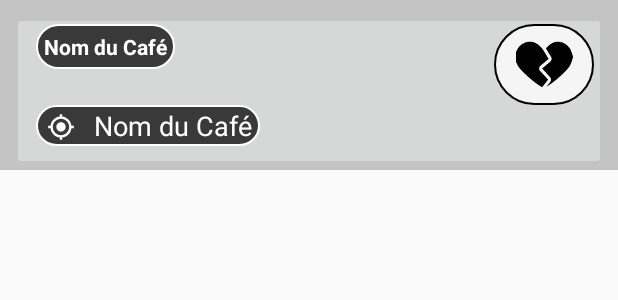
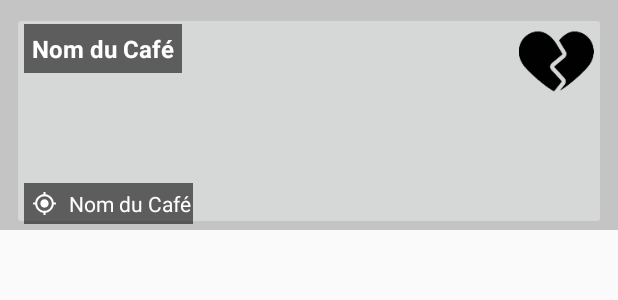
Before and after one commit to WildCodeSchool/toulouse-0918-java-cafeconcert, an Android app: the layout item_bar.xml on its own in the app's theme, with its tools: preview values and no code run, on a phone screen of 412 x 824 dp. Shown: the top 300 px of the screen. Run offline under Robolectric (Android 15) with nearby library versions, the phone set to English and light mode, and no system bars; Roboto replaces fonts that are not available here.

Commit message:
Ajustement list

```diff
--- a/app/src/main/java/fr/wildcodeschool/cafeconcert/BarAdapter.java
+++ b/app/src/main/java/fr/wildcodeschool/cafeconcert/BarAdapter.java
@@ -70,17 +70,7 @@ public class BarAdapter extends ArrayAdapter<Bar> {
         ImageView likeButton = convertView.findViewById(R.id.like_button);
         ImageView dontLikeButton = convertView.findViewById(R.id.dont_like_button);
         ImageView icon = convertView.findViewById(R.id.status_icon);
-        ImageView fondIcon = convertView.findViewById(R.id.fond_icon);
-        ImageView fondAddress = convertView.findViewById(R.id.fond_bar_address);
-        ImageView fondName = convertView.findViewById(R.id.fond_bar_name);
         TextView barAdress = convertView.findViewById(R.id.adress_bar);
-        fondIcon.setBackgroundResource(R.drawable.fond_icone_like);
-        fondName.setBackgroundResource(R.drawable.fond_txt);
-        ImageView iconAdress = convertView.findViewById(R.id.icon_adress);
-        iconAdress.setBackgroundResource(R.drawable.ic_my_location_black_24dp);
-        ConstraintLayout constraintLayout = convertView.findViewById(R.id.drawer_bar);
-        constraintLayout.setBackgroundResource(R.drawable.fondpopup);
-        fondAddress.setBackgroundResource(R.drawable.fond_txt);
         String[] parts = bar.getAddress().split(" ");
         String adressTerm = "";
         for (int i = 0; i < parts.length - 2; i++) {
--- a/app/src/main/res/layout/custom_info_adapter.xml
+++ b/app/src/main/res/layout/custom_info_adapter.xml
@@ -59,9 +59,13 @@
 
     <HorizontalScrollView
         android:id="@+id/horizontalScrollView"
-        android:layout_width="wrap_content"
+        android:layout_width="0dp"
         android:layout_height="wrap_content"
         android:layout_marginBottom="16dp"
+        android:layout_marginEnd="2dp"
+        android:layout_marginLeft="2dp"
+        android:layout_marginRight="2dp"
+        android:layout_marginStart="2dp"
         app:layout_constraintBottom_toBottomOf="parent"
         app:layout_constraintEnd_toEndOf="parent"
         app:layout_constraintHorizontal_bias="0.501"
@@ -69,7 +73,7 @@
         app:layout_constraintTop_toBottomOf="@+id/photoBar">
 
         <LinearLayout
-            android:layout_width="wrap_content"
+            android:layout_width="match_parent"
             android:layout_height="match_parent"
             android:layout_marginLeft="8dp"
             android:orientation="horizontal">
--- a/app/src/main/res/layout/item_bar.xml
+++ b/app/src/main/res/layout/item_bar.xml
@@ -9,81 +9,74 @@
     <ImageButton
         android:id="@+id/image_bar"
         android:layout_width="0dp"
-        android:layout_height="105dp"
+        android:layout_height="145dp"
+        android:layout_marginEnd="8dp"
         android:layout_marginLeft="8dp"
         android:layout_marginRight="8dp"
         android:layout_marginStart="8dp"
-        android:layout_marginEnd="8dp"
         android:layout_marginTop="8dp"
         app:layout_constraintEnd_toEndOf="parent"
         app:layout_constraintStart_toStartOf="parent"
         app:layout_constraintTop_toTopOf="parent" />
 
-    <ImageView
-        android:id="@+id/fond_bar_name"
-        android:layout_width="0dp"
-        android:layout_height="0dp"
-        app:layout_constraintBottom_toBottomOf="@+id/text_bar_name"
-        app:layout_constraintEnd_toEndOf="@+id/text_bar_name"
-        app:layout_constraintStart_toStartOf="@+id/text_bar_name"
-        app:layout_constraintTop_toTopOf="@+id/text_bar_name"
-        app:srcCompat="@drawable/fond_txt" />
-
-    <ImageView
-        android:id="@+id/fond_bar_address"
-        android:layout_width="0dp"
-        android:layout_height="0dp"
-        android:background="@drawable/fond_txt"
-        android:padding="0dp"
-        android:scaleType="fitStart"
-        app:layout_constraintBottom_toBottomOf="@+id/adress_bar"
-        app:layout_constraintEnd_toEndOf="@+id/adress_bar"
-        app:layout_constraintStart_toStartOf="@+id/space"
-        app:layout_constraintTop_toTopOf="@+id/adress_bar" />
-
     <TextView
         android:id="@+id/text_bar_name"
         android:layout_width="wrap_content"
         android:layout_height="0dp"
-        android:layout_marginLeft="24dp"
-        android:layout_marginStart="24dp"
+        android:layout_marginLeft="8dp"
+        android:layout_marginStart="8dp"
         android:layout_marginTop="16dp"
+        android:background="@color/common_google_signin_btn_text_light_focused"
         android:padding="5dp"
         android:text="@string/nom_du_cafe"
         android:textColor="@android:color/white"
+        android:textSize="16sp"
         android:textStyle="bold"
-        app:layout_constraintStart_toStartOf="parent"
+        app:layout_constraintStart_toStartOf="@+id/image_bar"
         app:layout_constraintTop_toTopOf="parent" />
+
+    <ImageView
+        android:id="@+id/status_icon"
+        android:layout_width="50dp"
+        android:layout_height="50dp"
+        android:layout_marginEnd="8dp"
+        android:layout_marginRight="8dp"
+        android:layout_marginTop="8dp"
+        app:layout_constraintEnd_toEndOf="@+id/image_bar"
+        app:layout_constraintTop_toTopOf="@+id/image_bar"
+        app:srcCompat="@drawable/love_break_ping" />
+
+    <ImageView
+        android:id="@+id/icon_adress"
+        android:layout_width="0dp"
+        android:layout_height="27dp"
+        android:layout_marginBottom="8dp"
+        android:layout_marginLeft="8dp"
+        android:layout_marginStart="8dp"
+        android:background="@color/common_google_signin_btn_text_light_focused"
+        android:cropToPadding="false"
+        android:padding="5dp"
+        android:scaleType="fitStart"
+        app:layout_constraintBottom_toBottomOf="@+id/image_bar"
+        app:layout_constraintEnd_toEndOf="@+id/adress_bar"
+        app:layout_constraintStart_toStartOf="@+id/image_bar"
+        app:layout_constraintTop_toTopOf="@+id/adress_bar"
+        app:srcCompat="@drawable/ic_my_location_black_24dp" />
 
     <TextView
         android:id="@+id/adress_bar"
         android:layout_width="wrap_content"
         android:layout_height="wrap_content"
-        android:layout_marginBottom="16dp"
+        android:layout_marginBottom="8dp"
         android:layout_marginLeft="8dp"
         android:layout_marginStart="8dp"
-        android:paddingBottom="1dp"
-        android:paddingLeft="1dp"
-        android:paddingRight="5dp"
-        android:paddingTop="1dp"
+        android:paddingLeft="30dp"
+        android:paddingRight="1dp"
         android:text="@string/nom_du_cafe"
         android:textColor="@android:color/white"
-        android:textSize="18sp"
+        android:textSize="14sp"
         app:layout_constraintBottom_toBottomOf="@+id/image_bar"
-        app:layout_constraintStart_toEndOf="@+id/icon_adress" />
-
-    <ImageView
-        android:id="@+id/icon_adress"
-        android:layout_width="25dp"
-        android:layout_height="25dp"
-        android:cropToPadding="false"
-        android:padding="3dp"
-        android:scaleType="fitCenter"
-        app:layout_constraintBottom_toBottomOf="@+id/fond_bar_address"
-        app:layout_constraintStart_toEndOf="@+id/space"
-        app:layout_constraintTop_toTopOf="@+id/fond_bar_address"
-        app:layout_constraintVertical_bias="1.0"
-        app:srcCompat="@drawable/ic_my_location_black_24dp" />
+        app:layout_constraintStart_toStartOf="@+id/image_bar" />
 
     <android.support.constraint.ConstraintLayout
         android:id="@+id/drawer_bar"
@@ -213,57 +206,5 @@
 
     </android.support.constraint.ConstraintLayout>
 
-    <ImageView
-        android:id="@+id/fond_icon"
-        android:layout_width="0dp"
-        android:layout_height="0dp"
-        android:layout_marginEnd="8dp"
-        android:layout_marginRight="8dp"
-        app:layout_constraintBottom_toTopOf="@+id/guideline3"
-        app:layout_constraintEnd_toEndOf="@+id/image_bar"
-        app:layout_constraintStart_toStartOf="@+id/guideline"
-        app:layout_constraintTop_toTopOf="@+id/text_bar_name"
-        app:srcCompat="@drawable/fond_icone_like" />
-
-    <ImageView
-        android:id="@+id/status_icon"
-        android:layout_width="0dp"
-        android:layout_height="0dp"
-        android:layout_marginBottom="8dp"
-        android:layout_marginEnd="8dp"
-        android:layout_marginLeft="8dp"
-        android:layout_marginRight="8dp"
-        android:layout_marginStart="8dp"
-        android:layout_marginTop="8dp"
-        app:layout_constraintBottom_toBottomOf="@+id/fond_icon"
-        app:layout_constraintEnd_toEndOf="@+id/fond_icon"
-        app:layout_constraintStart_toStartOf="@+id/guideline"
-        app:layout_constraintTop_toTopOf="@+id/fond_icon"
-        app:srcCompat="@drawable/love_break_ping" />
-
-    <android.support.constraint.Guideline
-        android:id="@+id/guideline"
-        android:layout_width="wrap_content"
-        android:layout_height="wrap_content"
-        android:orientation="vertical"
-        app:layout_constraintGuide_percent="0.80" />
-
-    <android.support.constraint.Guideline
-        android:id="@+id/guideline3"
-        android:layout_width="wrap_content"
-        android:layout_height="wrap_content"
-        android:orientation="horizontal"
-        app:layout_constraintGuide_begin="70dp" />
-
-    <Space
-        android:id="@+id/space"
-        android:layout_width="4dp"
-        android:layout_height="4dp"
-        android:layout_marginBottom="8dp"
-        android:layout_marginTop="8dp"
-        app:layout_constraintBottom_toBottomOf="@+id/icon_adress"
-        app:layout_constraintStart_toStartOf="@+id/text_bar_name"
-        app:layout_constraintTop_toTopOf="@+id/icon_adress" />
-
 
 </android.support.constraint.ConstraintLayout>
```
Also changed, not shown: app/src/main/res/drawable/frog.jpg (added).
